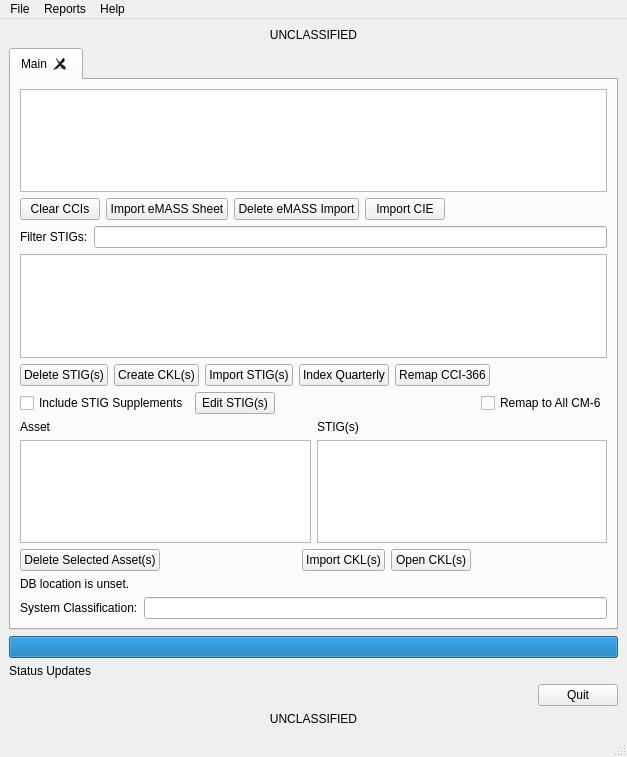
Before: the Qt Designer form src/stigqter.ui in squinky86/STIGQter, drawn with Qt 5.
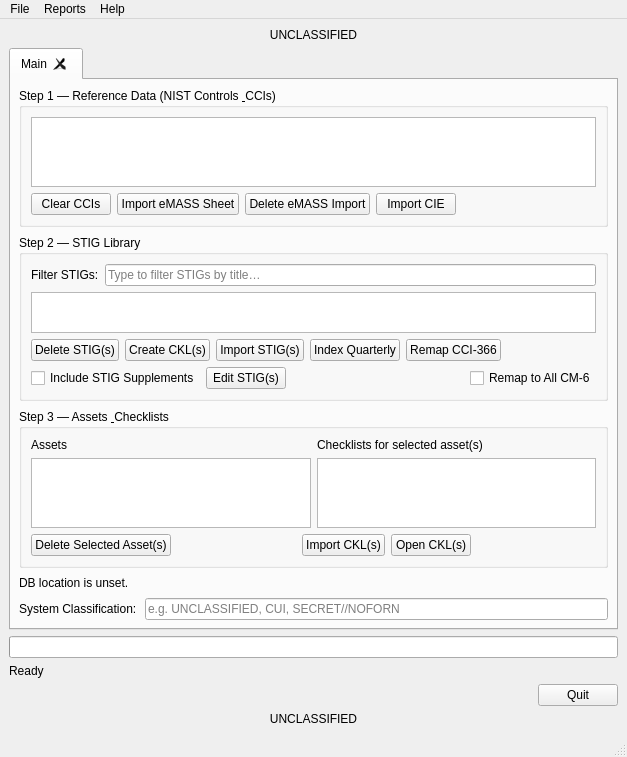
After: the same form once the commit is applied.

```diff
--- a/src/stigqter.ui
+++ b/src/stigqter.ui
@@ -10,6 +10,12 @@
     <height>757</height>
    </rect>
   </property>
+  <property name="minimumSize">
+   <size>
+    <width>560</width>
+    <height>640</height>
+   </size>
+  </property>
   <property name="windowTitle">
    <string>STIGQter</string>
   </property>
@@ -44,6 +50,30 @@
         <string>Main</string>
        </attribute>
        <layout class="QVBoxLayout" name="verticalLayout_4">
+        <property name="spacing">
+         <number>8</number>
+        </property>
+        <property name="leftMargin">
+         <number>8</number>
+        </property>
+        <property name="topMargin">
+         <number>8</number>
+        </property>
+        <property name="rightMargin">
+         <number>8</number>
+        </property>
+        <property name="bottomMargin">
+         <number>8</number>
+        </property>
+        <item>
+         <widget class="QGroupBox" name="grpReference">
+          <property name="toolTip">
+           <string>NIST 800-53 controls and DISA CCIs. These are indexed automatically on first launch and underpin every STIG-to-control mapping.</string>
+          </property>
+          <property name="title">
+           <string>Step 1 — Reference Data (NIST Controls &amp; CCIs)</string>
+          </property>
+          <layout class="QVBoxLayout" name="layReference">
         <item>
          <widget class="QListWidget" name="lstCCIs">
           <property name="toolTip">
@@ -108,6 +138,18 @@
           </item>
          </layout>
         </item>
+          </layout>
+         </widget>
+        </item>
+        <item>
+         <widget class="QGroupBox" name="grpStigLibrary">
+          <property name="toolTip">
+           <string>Imported STIG checklists. Import or download STIGs, then select one or more to create an Asset checklist or edit the STIG content.</string>
+          </property>
+          <property name="title">
+           <string>Step 2 — STIG Library</string>
+          </property>
+          <layout class="QVBoxLayout" name="layStigLibrary">
         <item>
          <layout class="QHBoxLayout" name="horizontalLayout_6">
           <item>
@@ -118,7 +160,14 @@
            </widget>
           </item>
           <item>
-           <widget class="QLineEdit" name="txtSTIGSearch"/>
+           <widget class="QLineEdit" name="txtSTIGSearch">
+            <property name="toolTip">
+             <string>Type at least three characters to filter the STIG list by title.</string>
+            </property>
+            <property name="placeholderText">
+             <string>Type to filter STIGs by title…</string>
+            </property>
+           </widget>
           </item>
          </layout>
         </item>
@@ -246,6 +295,18 @@
           </item>
          </layout>
         </item>
+          </layout>
+         </widget>
+        </item>
+        <item>
+         <widget class="QGroupBox" name="grpAssets">
+          <property name="toolTip">
+           <string>Assets are the hosts you are assessing. Select an asset to see its attached checklists, then open, import, or export CKL files.</string>
+          </property>
+          <property name="title">
+           <string>Step 3 — Assets &amp; Checklists</string>
+          </property>
+          <layout class="QVBoxLayout" name="layAssets">
         <item>
          <layout class="QHBoxLayout" name="horizontalLayout_5">
           <item>
@@ -256,7 +317,7 @@
                <string>Asset Details</string>
               </property>
               <property name="text">
-               <string>Asset</string>
+               <string>Assets</string>
               </property>
              </widget>
             </item>
@@ -280,7 +341,7 @@
                <string>STIG Details</string>
               </property>
               <property name="text">
-               <string>STIG(s)</string>
+               <string>Checklists for selected asset(s)</string>
               </property>
              </widget>
             </item>
@@ -358,6 +419,9 @@
           </item>
          </layout>
         </item>
+          </layout>
+         </widget>
+        </item>
         <item>
          <widget class="QLabel" name="lblDBLoc">
           <property name="text">
@@ -379,6 +443,9 @@
             <property name="toolTip">
              <string>Free-text classification marking applied to generated reports and shown at the top and bottom of the window.</string>
             </property>
+            <property name="placeholderText">
+             <string>e.g. UNCLASSIFIED, CUI, SECRET//NOFORN</string>
+            </property>
            </widget>
           </item>
          </layout>
@@ -396,7 +463,7 @@
        <string/>
       </property>
       <property name="value">
-       <number>100</number>
+       <number>0</number>
       </property>
       <property name="textVisible">
        <bool>false</bool>
@@ -409,7 +476,7 @@
        <string>Progress Status</string>
       </property>
       <property name="text">
-       <string>Status Updates</string>
+       <string>Ready</string>
       </property>
      </widget>
     </item>
```
Left out of the diff: 3 changed lines with no effect on the pictures.
